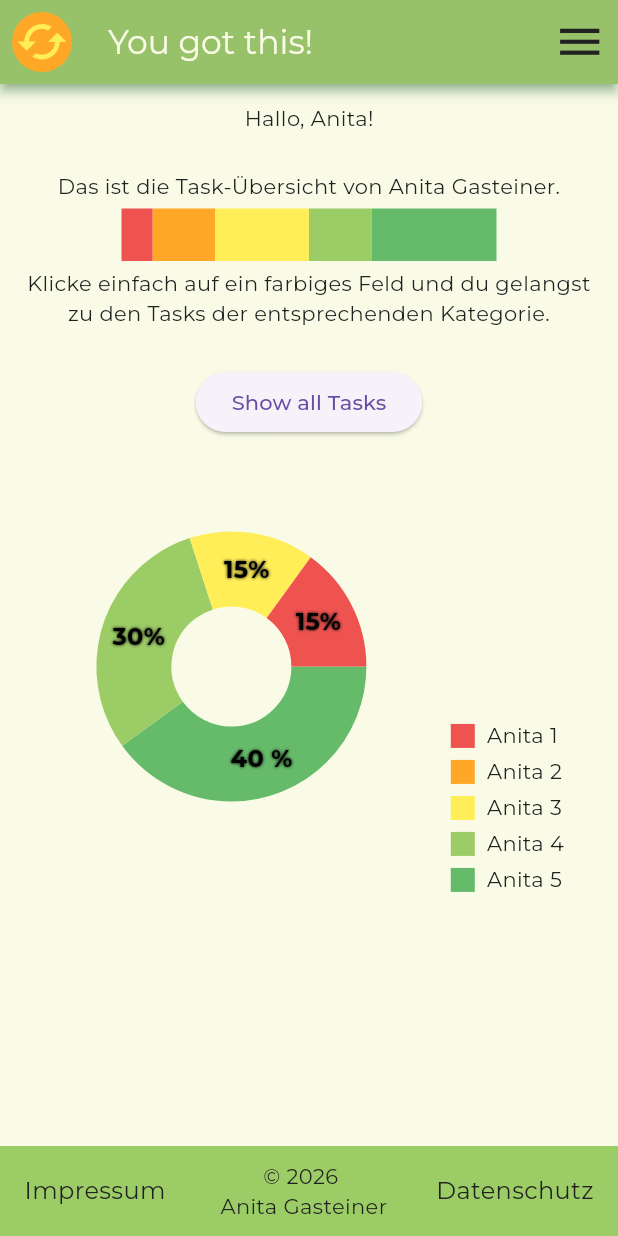
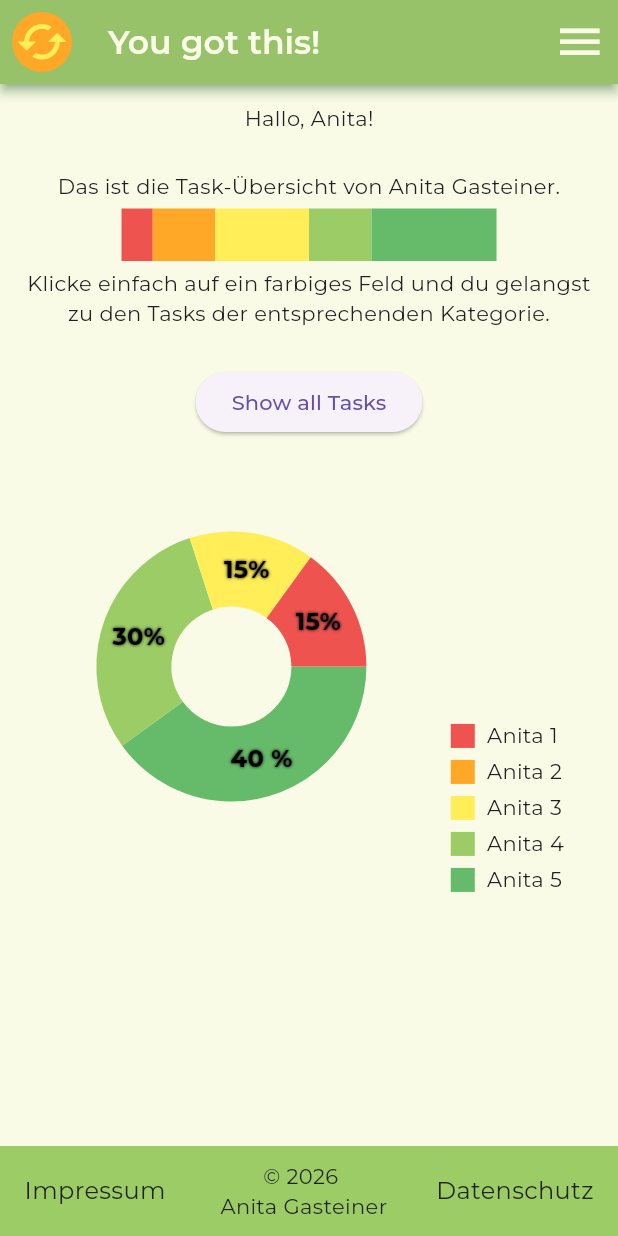
Before and after one commit to anitagasteiner/you-got-this, a Flutter app: the screen it shows after launch, on a phone screen of 412 x 824 dp. Run offline on Flutter 3.47's test engine with Material 3 defaults, Android fonts, the phone set to English and light mode, and no system bars; drawn by our look-alikes of fl_chart.

Commit message:
navbar text

```diff
--- a/lib/widgets/navbars_widgets.dart
+++ b/lib/widgets/navbars_widgets.dart
@@ -16,14 +16,16 @@ class AppBarTop extends StatelessWidget implements PreferredSizeWidget {
         ),
       title: Text(
         'You got this!',
-        style: TextStyle(color: BaseColors.light),
+        style: TextStyle(
+          color: BaseColors.light,
+          fontWeight: FontWeight.w600),
         ),
       actions: [
         IconButton(
           icon: Icon(
             Icons.menu,
             size: 35,
-            color: BaseColors.dark,
+            color: BaseColors.light,
             ),
           onPressed: () {},
         ),
```
